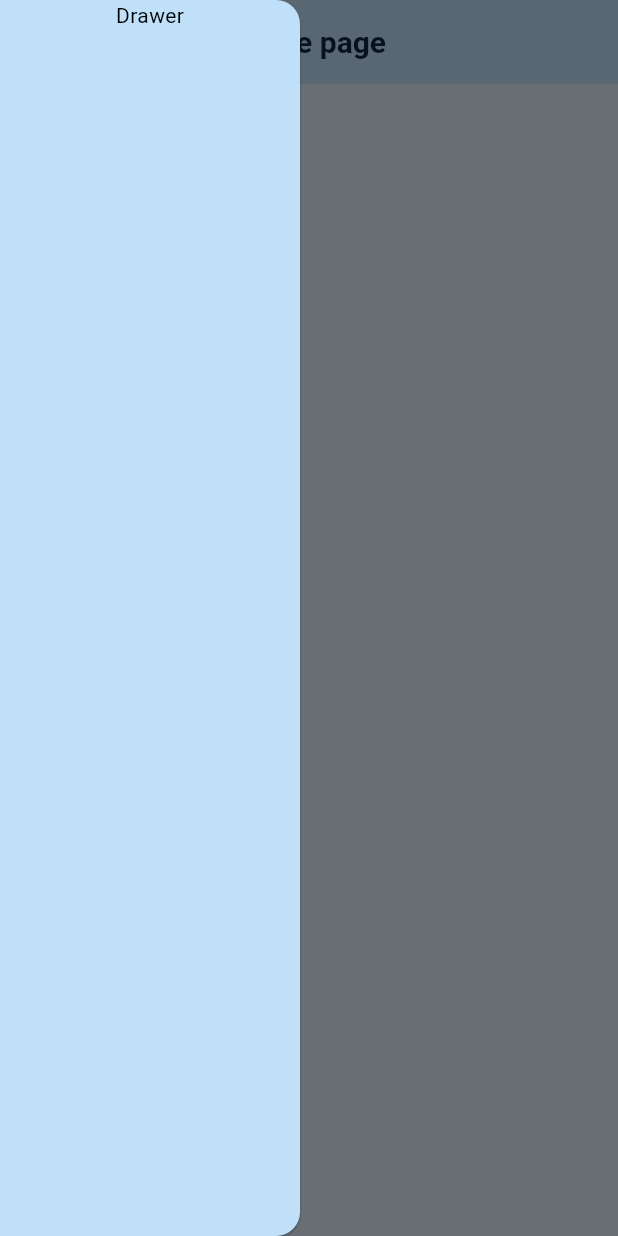
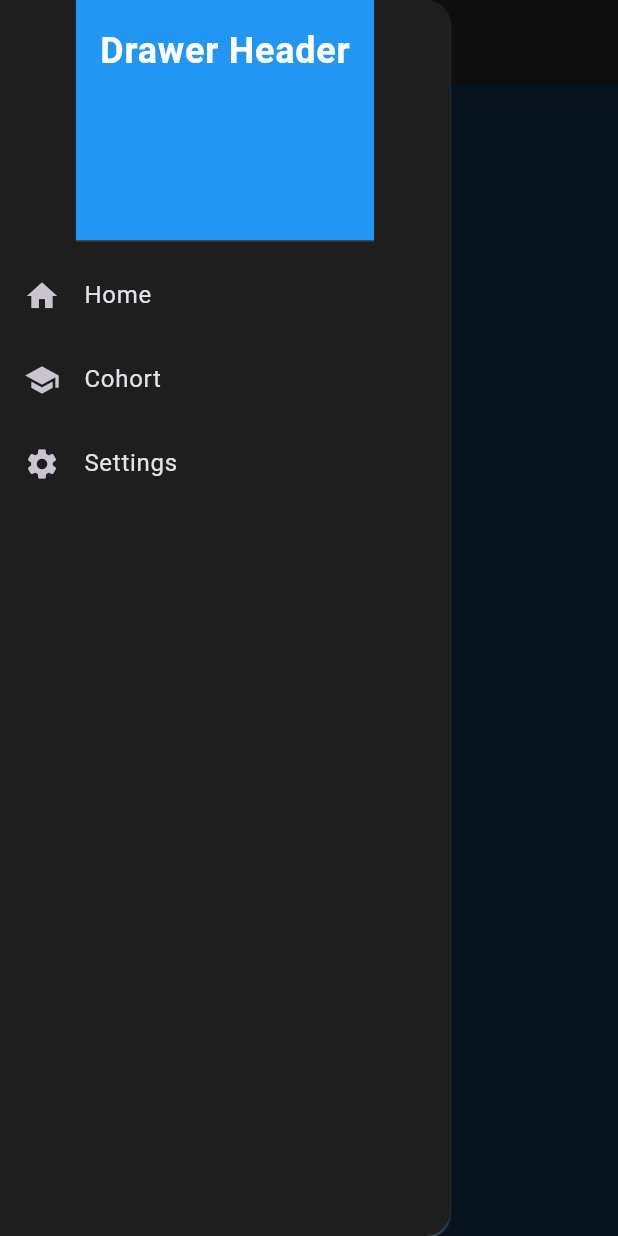
Before and after one commit to FouadEAF/school_management, a Flutter app: the screen it shows after launch, with the side drawer open, on a phone screen of 412 x 824 dp. Run offline on Flutter 3.47's test engine with Material 3 defaults, Android fonts, the phone set to English and light mode, and no system bars; our stand-ins replace font_awesome_flutter, shared_preferences, toggle_switch.

Commit message:
add pages mobile

```diff
--- a/frontend/mobile/lib/main.dart
+++ b/frontend/mobile/lib/main.dart
@@ -55,8 +55,8 @@ class _MyAppState extends State<MyApp> {
     return MaterialApp(
       debugShowCheckedModeBanner: true,
       title: 'School Management',
-      theme: LightTheme,
-      darkTheme: DarkTheme,
+      theme: DarkTheme,
+      darkTheme: LightTheme,
       themeMode: _themeMode,
       navigatorKey: navigatorKey, // Set the navigator key
       home: HomePage(), //(onThemeToggle: _toggleThemeMode),
--- a/frontend/mobile/lib/school/pages/homa_page.dart
+++ b/frontend/mobile/lib/school/pages/homa_page.dart
@@ -1,4 +1,5 @@
 import 'package:flutter/material.dart';
+import 'package:mobile/widgets/drawer.dart';
 
 class HomePage extends StatelessWidget {
   const HomePage({super.key});
@@ -6,14 +7,8 @@ class HomePage extends StatelessWidget {
   @override
   Widget build(BuildContext context) {
     return Scaffold(
-      appBar: AppBar(title: Text('Home page')),
-      drawer: Drawer(
-        child: Column(
-          children: [
-            Text('Drawer'),
-          ],
-        ),
-      ),
+      appBar: AppBar(title: const Text('Home page')),
+      drawer: myDrawer(),
       body: Container(),
     );
   }
--- /dev/null
+++ b/frontend/mobile/lib/widgets/drawer.dart
@@ -0,0 +1,54 @@
+import 'package:flutter/material.dart';
+
+class myDrawer extends StatelessWidget {
+  const myDrawer({super.key});
+
+  @override
+  Widget build(BuildContext context) {
+    return Drawer(
+      child: Column(
+        children: [
+          const DrawerHeader(
+            decoration: BoxDecoration(
+              color: Colors.blue,
+            ),
+            curve: Curves.decelerate,
+            child: Text(
+              'Drawer Header',
+              style: TextStyle(
+                fontSize: 24,
+                fontWeight: FontWeight.bold,
+                color: Colors.white,
+              ),
+            ),
+          ),
+          ListTile(
+            leading: const Icon(Icons.home),
+            title: const Text('Home'),
+            onTap: () {
+              // Handle navigation
+              Navigator.of(context).pushNamed('/home');
+            },
+          ),
+          ListTile(
+            leading: const Icon(Icons.school),
+            title: const Text('Cohort'),
+            onTap: () {
+              // Handle navigation
+              Navigator.of(context).pushNamed('/cohort');
+            },
+          ),
+          ListTile(
+            leading: const Icon(Icons.settings),
+            title: const Text('Settings'),
+            onTap: () {
+              // Handle navigation
+              Navigator.of(context).pushNamed('/settings');
+            },
+          ),
+          // Add more items here
+        ],
+      ),
+    );
+  }
+}
```
Also changed, not shown: frontend/mobile/lib/school/pages/classes.dart (added), frontend/mobile/lib/school/pages/cohort.dart (added), frontend/mobile/lib/school/pages/salles.dart (added), frontend/mobile/lib/school/pages/seances.dart (added), frontend/mobile/lib/students/pages/absences.dart (added), frontend/mobile/lib/students/pages/notes.dart (added), frontend/mobile/lib/students/pages/students.dart (added), frontend/mobile/pubspec.lock, 3 other files.
